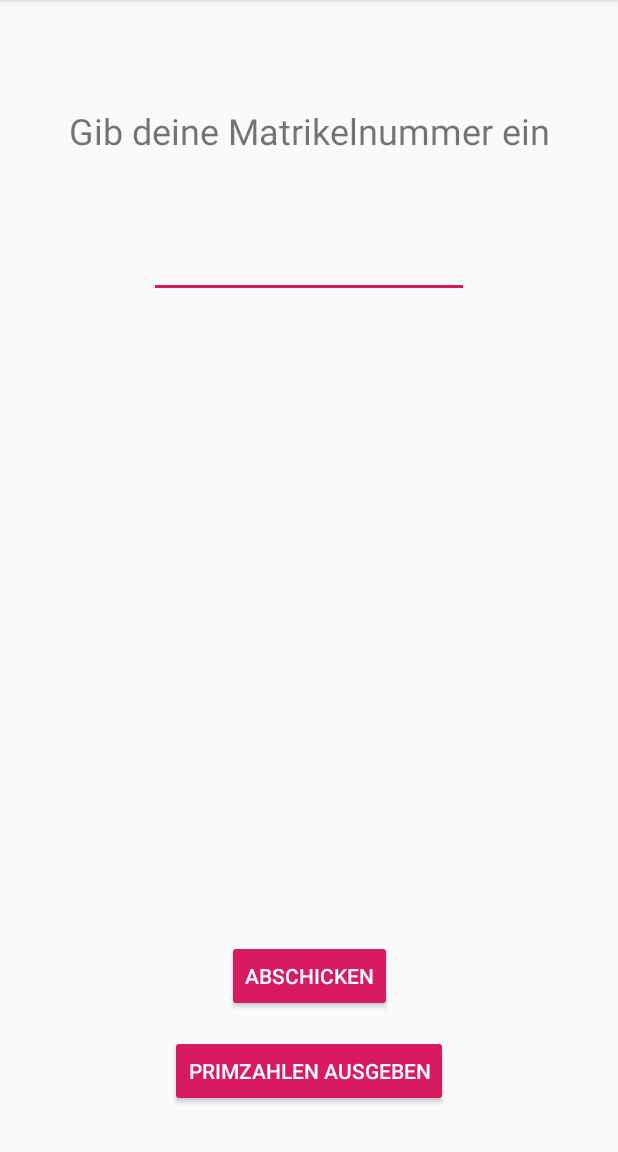
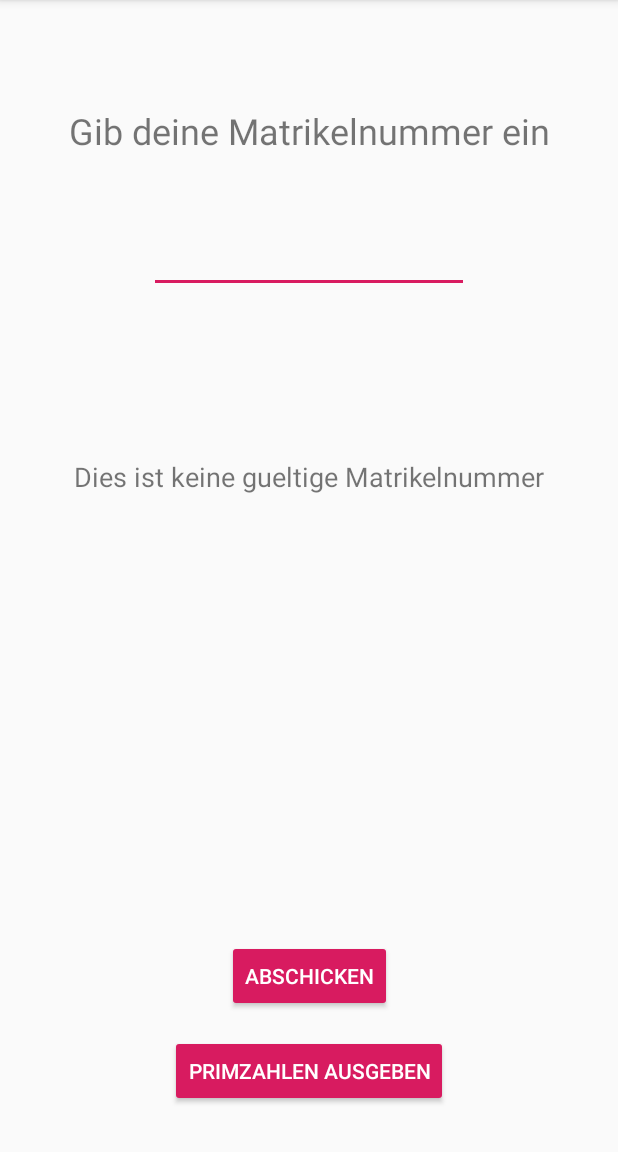
Before and after one commit to AlbinWeiss/SupremumEinzelaufgabe, an Android app: the screen it shows after launch (MainActivity), after a tap on "PRIMZAHLEN AUSGEBEN", on a phone screen of 412 x 824 dp, the part 84-1236 px from its top. Run offline under Robolectric (Android 15) with nearby library versions, the phone set to English and light mode, and no system bars; 1 other tap on this screen came first.

Commit message:
REFACTOR: Labels und Fehlermeldung hinzugefuegt

```diff
--- a/app/src/main/java/com/example/supremumeinzelaufgabe/MainActivity.java
+++ b/app/src/main/java/com/example/supremumeinzelaufgabe/MainActivity.java
@@ -63,6 +63,8 @@ public class MainActivity extends AppCompatActivity {
                 if (request.length() == 8) {
                     String primes = searchPrimes(request);
                     primesOutput = "Alle Primzahlziffern Ihrer Matrikelnummer: " + primes;
+                }else{
+                    primesOutput = "Dies ist keine gueltige Matrikelnummer";
                 }
 
                 // Log.i("TAG", "primes" + primesOutput);
--- a/app/src/main/res/layout/content_main.xml
+++ b/app/src/main/res/layout/content_main.xml
@@ -13,7 +13,7 @@
         android:layout_width="wrap_content"
         android:layout_height="wrap_content"
         android:lineSpacingExtra="8sp"
-        android:text="Gib deine Matrikelnummer ein"
+        android:text="@string/input_text_matriculationNumber_label"
         android:textSize="24sp"
         android:typeface="normal"
         app:layout_constraintBottom_toBottomOf="parent"
@@ -28,7 +28,7 @@
         android:layout_width="wrap_content"
         android:layout_height="wrap_content"
         android:layout_marginBottom="15dp"
-        android:text="ABSCHICKEN"
+        android:text="@string/input_text_send_label"
         app:layout_constraintBottom_toTopOf="@+id/ID_btn_primes"
         app:layout_constraintLeft_toLeftOf="parent"
         app:layout_constraintRight_toRightOf="parent" />
@@ -39,7 +39,7 @@
         android:layout_width="wrap_content"
         android:layout_height="wrap_content"
         android:layout_marginBottom="30dp"
-        android:text="PRIMZAHLEN AUSGEBEN"
+        android:text="@string/input_text_primes_label"
         app:layout_constraintBottom_toBottomOf="parent"
         app:layout_constraintLeft_toLeftOf="parent"
         app:layout_constraintRight_toRightOf="parent" />
@@ -47,9 +47,10 @@
     <EditText
         android:id="@+id/ID_input_matriculationNumber"
         android:layout_width="wrap_content"
-        android:layout_height="wrap_content"
+        android:layout_height="42dp"
         android:layout_marginTop="50dp"
-        android:contentDescription="Matrikelnummer"
+        android:autofillHints="01234567"
+        android:contentDescription="@string/input_text_matrikulationNumber_label"
         android:ems="10"
         android:inputType="number"
         android:singleLine="true"
@@ -68,7 +69,7 @@
         android:autoLink="all|phone"
         android:lineSpacingExtra="10sp"
         android:padding="10dp"
-        android:text="Antwort..."
+        android:text="@string/input_text_antwort_label"
         android:textSize="18sp"
         app:layout_constraintLeft_toLeftOf="parent"
         app:layout_constraintRight_toRightOf="parent"
--- a/app/src/main/res/values/strings.xml
+++ b/app/src/main/res/values/strings.xml
@@ -1,4 +1,9 @@
 <resources>
     <string name="app_name">SupremumEinzelaufgabe</string>
     <string name="action_settings">Settings</string>
+    <string name="input_text_matriculationNumber_label">Gib deine Matrikelnummer ein</string>
+    <string name="input_text_send_label">ABSCHICKEN</string>
+    <string name="input_text_primes_label">PRIMZAHLEN AUSGEBEN</string>
+    <string name="input_text_antwort_label">Antwort...</string>
+    <string name="input_text_matrikulationNumber_label">Matrikelnummer</string>
 </resources>
```
